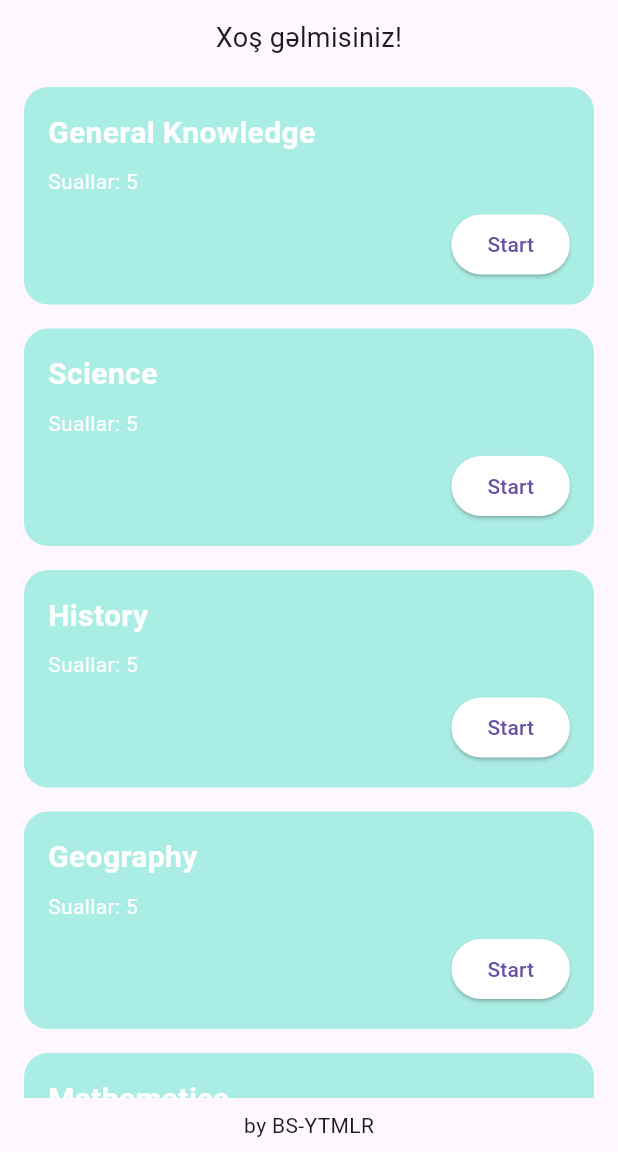
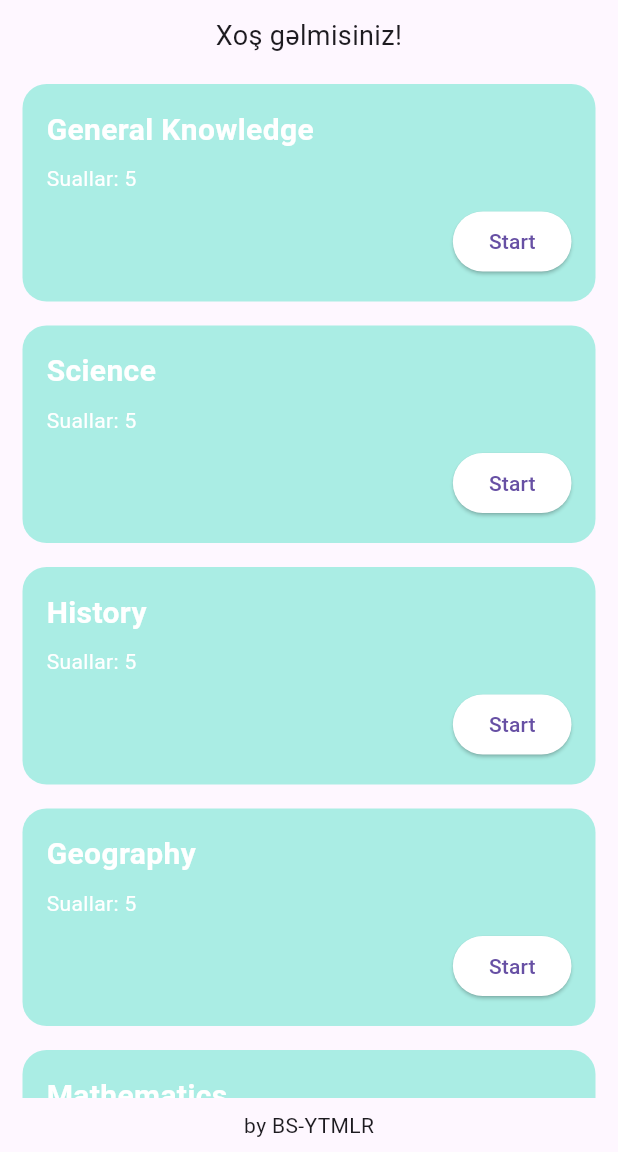
Before and after one commit to vsll44/flutter-quiz-app, a Flutter app: the screen it shows after launch, on a phone screen of 412 x 824 dp, the part 84-1236 px from its top. Run offline on Flutter 3.47's test engine with Material 3 defaults, Android fonts, the phone set to English and light mode, and no system bars; our stand-ins replace audioplayers, confetti, google_fonts.

Commit message:
home_page.dart

```diff
--- a/lib/pages/home_page.dart
+++ b/lib/pages/home_page.dart
@@ -27,7 +27,7 @@ class HomePage extends StatelessWidget {
       body: Column(
         children: [
           const Padding(
-            padding: EdgeInsets.all(12.0),
+            padding: EdgeInsets.all(11.0),
             child: Text(
               'Xoş gəlmisiniz!',
               style: TextStyle(fontSize: 18, fontWeight: FontWeight.w400),
@@ -54,7 +54,7 @@ class HomePage extends StatelessWidget {
                     final color = getRandomColor();
 
                     return Container(
-                      margin: const EdgeInsets.symmetric(horizontal: 16, vertical: 8),
+                      margin: const EdgeInsets.symmetric(horizontal: 15, vertical: 8),
                       padding: const EdgeInsets.all(16),
                       decoration: BoxDecoration(
                         color: color,
```
